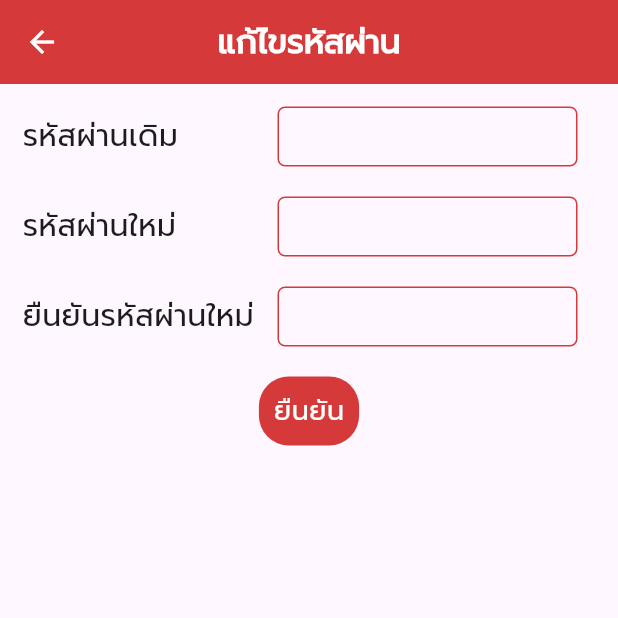
After one commit to Kanyanat-Uetrakulchai/ITDS283-Sec2-Group2, a Flutter app: the ChangePWPage screen opened by its route, on a phone screen of 412 x 824 dp, the top half of it. The commit adds this screen. Run offline on Flutter 3.47's test engine with Material 3 defaults, Android fonts, the phone set to English and light mode, and no system bars; our stand-ins replace flutter_dotenv, image_picker, shared_preferences, typewritertext; accounts and stored records are empty; project files that could hold a hidden picture were left out.

Commit message:
เพิ่มหน้าแก้ไขรหัสผ่าน เหลือใส่ฟังก์ชั่น

```diff
--- a/ruam_mit_application/lib/main.dart
+++ b/ruam_mit_application/lib/main.dart
@@ -1,5 +1,6 @@
 import 'package:flutter/material.dart';
 import 'package:ruam_mit_application/pages/bottomNav.dart';
+import 'package:ruam_mit_application/pages/editpassword_page.dart';
 import 'package:ruam_mit_application/pages/home_page.dart';
 import 'package:ruam_mit_application/pages/login_page.dart';
 // import 'package:ruam_mit_application/pages/home_page.dart';
@@ -34,6 +35,7 @@ class _MainAppState extends State<MainApp> {
         '/login': (context) => LoginPage(),
         '/newPost': (context) => NewpostPage(),
         '/settings': (context) => SettingsPage(),
+        '/changepassword': (context) => ChangePWPage(),
       },
     );
   }
--- /dev/null
+++ b/ruam_mit_application/lib/pages/editpassword_page.dart
@@ -0,0 +1,150 @@
+import 'package:flutter/material.dart';
+
+class ChangePWPage extends StatelessWidget {
+  ChangePWPage({super.key});
+
+  final TextEditingController _oldpasswordController = TextEditingController();
+  final TextEditingController _newpasswordController = TextEditingController();
+  final TextEditingController _confirmpasswordController = TextEditingController();
+
+
+  Future<void> _changePassword() async {
+
+  }
+
+  @override
+  Widget build(BuildContext context) {
+    return Scaffold(
+      appBar: AppBar(
+        iconTheme: IconThemeData(color: Colors.white),
+        backgroundColor: const Color(0xffD63939),
+        centerTitle: true,
+        title: Text(
+          'แก้ไขรหัสผ่าน',
+          style: TextStyle(
+            color: Colors.white,
+            fontWeight: FontWeight.bold,
+            fontFamily: 'Prompt',
+          ),
+        ),
+      ),
+      body: Padding(
+        padding: const EdgeInsets.all(15.0),
+        child: Column(
+          children: [
+            Row(
+              children: [
+                SizedBox(
+                  width: 160, // Fixed width for labels
+                  child: Text(
+                    'รหัสผ่านเดิม',
+                    style: TextStyle(fontFamily: 'Prompt', fontSize: 20),
+                  ),
+                ),
+                SizedBox(width: 10),
+                Container(
+                  width: 200, // Fixed width for text fields
+                  height: 40,
+                  decoration: BoxDecoration(
+                    border: Border.all(color: Color(0xFFD63939)),
+                    borderRadius: BorderRadius.circular(5),
+                  ),
+                  child: TextField(
+                    controller: _oldpasswordController,
+                    decoration: InputDecoration(
+                      contentPadding: EdgeInsets.symmetric(horizontal: 10),
+                      border: InputBorder.none,
+                    ),
+                    style: TextStyle(fontFamily: 'Prompt', fontSize: 16),
+                  ),
+                ),
+              ],
+            ),
+            SizedBox(height: 20,),
+            Row(
+              children: [
+                SizedBox(
+                  width: 160, // Fixed width for labels
+                  child: Text(
+                    'รหัสผ่านใหม่',
+                    style: TextStyle(fontFamily: 'Prompt', fontSize: 20),
+                  ),
+                ),
+                SizedBox(width: 10),
+                Container(
+                  width: 200, // Fixed width for text fields
+                  height: 40,
+                  decoration: BoxDecoration(
+                    border: Border.all(color: Color(0xFFD63939)),
+                    borderRadius: BorderRadius.circular(5),
+                  ),
+                  child: TextField(
+                    controller: _newpasswordController,
+                    decoration: InputDecoration(
+                      contentPadding: EdgeInsets.symmetric(horizontal: 10),
+                      border: InputBorder.none,
+                    ),
+                    style: TextStyle(fontFamily: 'Prompt', fontSize: 16),
+                  ),
+                ),
+              ],
+            ),
+            SizedBox(height: 20,),
+            Row(
+              children: [
+                SizedBox(
+                  width: 160, // Fixed width for labels
+                  child: Text(
+                    'ยืนยันรหัสผ่านใหม่',
+                    style: TextStyle(fontFamily: 'Prompt', fontSize: 20),
+                  ),
+                ),
+                SizedBox(width: 10),
+                Container(
+                  width: 200, // Fixed width for text fields
+                  height: 40,
+                  decoration: BoxDecoration(
+                    border: Border.all(color: Color(0xFFD63939)),
+                    borderRadius: BorderRadius.circular(5),
+                  ),
+                  child: TextField(
+                    controller: _confirmpasswordController,
+                    decoration: InputDecoration(
+                      contentPadding: EdgeInsets.symmetric(horizontal: 10),
+                      border: InputBorder.none,
+                    ),
+                    style: TextStyle(fontFamily: 'Prompt', fontSize: 16),
+                  ),
+                ),
+              ],
+            ),
+            SizedBox(height: 20,),
+            GestureDetector(
+              onTap: () {
+                _changePassword();
+              },
+              child: Center(
+                child: Container(
+                  padding: EdgeInsets.all(10),
+                  decoration: BoxDecoration(
+                    borderRadius: BorderRadius.circular(20),
+                    color: Color(0xFFD63939),
+                  ),
+                  child: Text(
+                    'ยืนยัน',
+                    style: TextStyle(
+                      fontFamily: 'Prompt',
+                      fontSize: 18,
+                      color: Colors.white,
+                    ),
+                  ),
+                ),
+              ),
+            )
+          ],
+        ),
+      ),
+
+    );
+  }
+}
--- a/ruam_mit_application/lib/pages/settings_page.dart
+++ b/ruam_mit_application/lib/pages/settings_page.dart
@@ -42,7 +42,11 @@ class _SettingsPageState extends State<SettingsPage> {
             SizedBox(height: 10),
             Divider(color: Color(0xFFACACAC)),
             SizedBox(height: 10),
-            Row(
+            GestureDetector(
+              onTap: () {
+                Navigator.pushNamed(context, '/changepassword');
+              },
+              child: Row(
                 mainAxisAlignment: MainAxisAlignment.spaceBetween,
                 children: [
                   Text(
@@ -51,6 +55,7 @@ class _SettingsPageState extends State<SettingsPage> {
                   ),
                   Icon(Icons.arrow_forward_ios),
                 ],
+              ),
             ),
             SizedBox(height: 10),
             Divider(color: Color(0xFFACACAC)),
```
Lines whose indentation alone changed are shown as unchanged.
